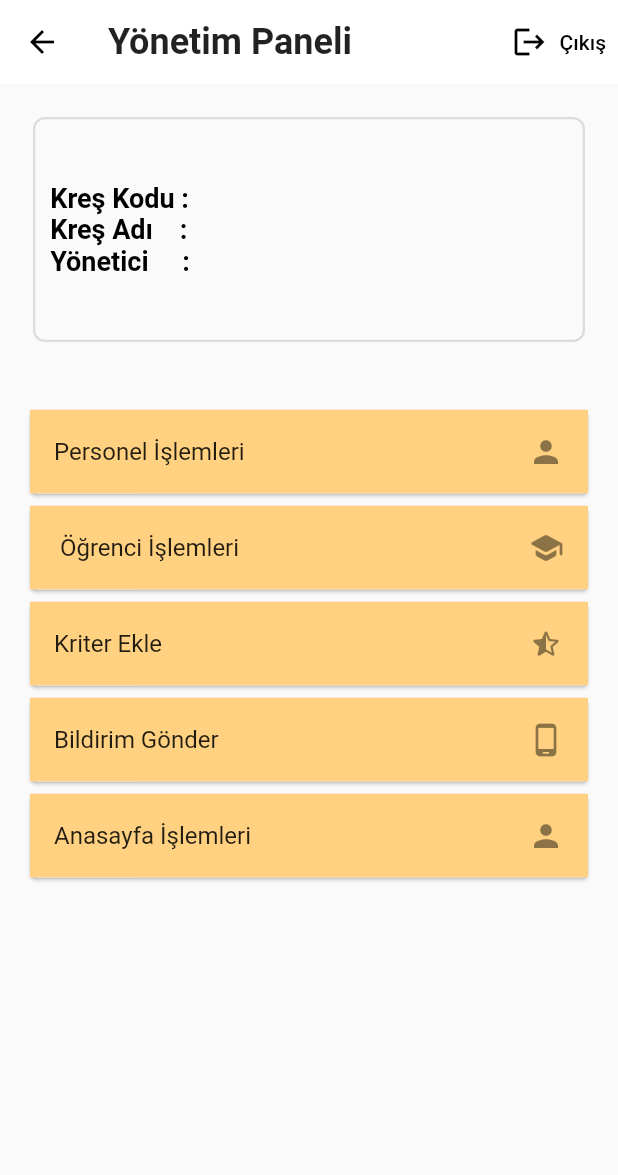
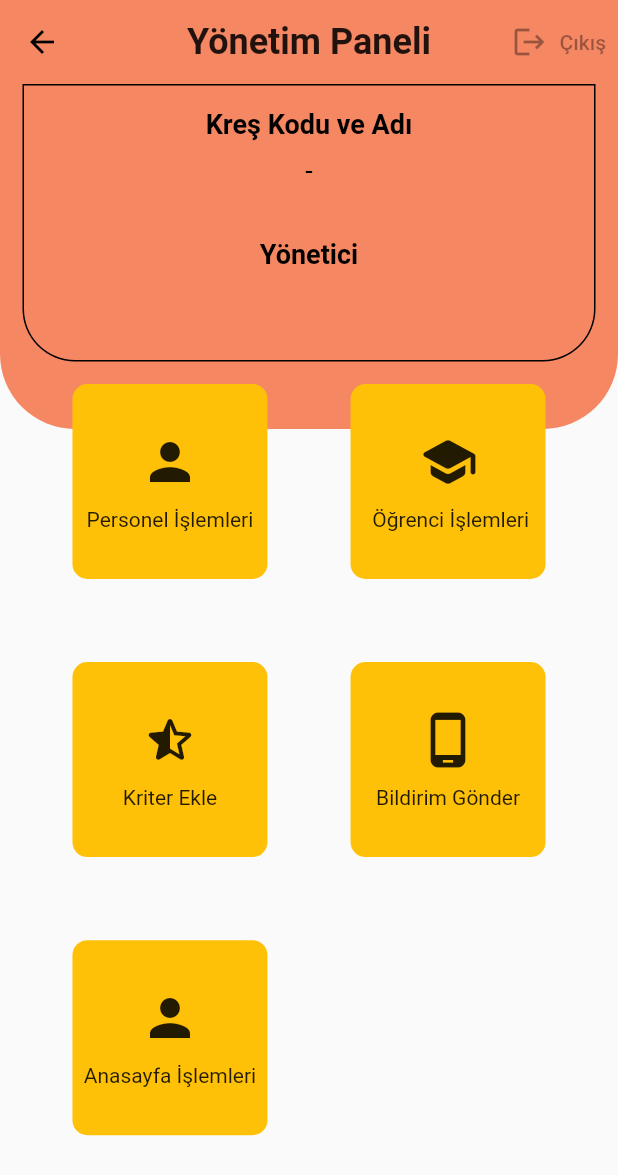
Before and after one commit to mrkaplan0/kresadmin, a Flutter app: the AdminSettings screen opened directly, on a phone screen of 412 x 824 dp. Shown: the top 1175 px of the screen. Run offline on Flutter 3.47's test engine with Material 2 defaults, Android fonts, the phone set to English and light mode, and no system bars; our stand-ins replace cloud_firestore, extended_image, firebase_auth, firebase_core, firebase_messaging, firebase_storage and 5 more; missing offline and left inert: image_editor_plus; accounts and stored records are empty.

```diff
--- a/lib/common_widget/image_widget.dart
+++ b/lib/common_widget/image_widget.dart
@@ -35,7 +35,7 @@ class ImageWidget extends StatelessWidget {
                     TextSpan(
                         text: student.veliAdiSoyadi!,
                         style: TextStyle(color: changeTextColor())),
-                    TextSpan(
+                    const TextSpan(
                         text: ' (Veli)',
                         style: TextStyle(color: Colors.grey, fontSize: 12))
                   ])),
--- a/lib/common_widget/menu_items.dart
+++ b/lib/common_widget/menu_items.dart
@@ -16,13 +16,30 @@ class MenuItems extends StatelessWidget {
 
   @override
   Widget build(BuildContext context) {
-    return Card(
-      child: ListTile(
-        tileColor: Colors.orangeAccent.shade100,
-        onTap: onPress,
-        title: Text(itemText),
-        trailing: Icon(icon),
-      ),
+    return Column(
+      children: [
+        GestureDetector(
+          child: Container(
+            width: 130,
+            height: 130,
+            decoration: const BoxDecoration(
+                color: Colors.amber,
+                borderRadius: BorderRadius.all(Radius.circular(10))),
+            child: Column(
+              mainAxisAlignment: MainAxisAlignment.center,
+              children: [
+                Icon(
+                  icon,
+                  size: 40,
+                ),
+                const SizedBox(height: 10),
+                Text(itemText)
+              ],
+            ),
+          ),
+          onTap: onPress,
+        )
+      ],
     );
   }
 }
--- a/lib/common_widget/student_profile_widget.dart
+++ b/lib/common_widget/student_profile_widget.dart
@@ -9,7 +9,7 @@ class StudentProfileWidget extends StatelessWidget {
 
   @override
   Widget build(BuildContext context) => Container(
-        decoration: BoxDecoration(
+        decoration: const BoxDecoration(
           // border: Border.all(color: Colors.orangeAccent.shade100),
           color: Colors.white,
           borderRadius: BorderRadius.all(Radius.circular(17)),
--- a/lib/homepage-admin/admin_settings.dart
+++ b/lib/homepage-admin/admin_settings.dart
@@ -22,6 +22,8 @@ class _AdminSettingsState extends State<AdminSettings> {
     final UserModel _userModel = Provider.of<UserModel>(context, listen: false);
     return Scaffold(
       appBar: AppBar(
+        backgroundColor: const Color(0xFFF68763),
+        centerTitle: true,
         title: Text(
           "Yönetim Paneli",
           style: Theme.of(context)
@@ -32,7 +34,7 @@ class _AdminSettingsState extends State<AdminSettings> {
         actions: [
           TextButton.icon(
             style: ButtonStyle(
-              foregroundColor: MaterialStateProperty.all(Colors.black),
+              foregroundColor: MaterialStateProperty.all(Colors.black38),
             ),
             onPressed: () => _cikisyap(context),
             icon: const Icon(Icons.logout),
@@ -41,16 +43,22 @@ class _AdminSettingsState extends State<AdminSettings> {
         ],
       ),
       resizeToAvoidBottomInset: true,
-      body: Padding(
-        padding: const EdgeInsets.all(kdefaultPadding),
-        child: SingleChildScrollView(
-          child: Column(
+      body: SafeArea(
+        child: SizedBox(
+          height: MediaQuery.of(context).size.height,
+          child: Stack(
             children: [
               infoKres(context, _userModel),
-              const SizedBox(
-                height: 35,
+              Positioned(
+                top: 200,
+                left: MediaQuery.of(context).size.width * 0.05,
+                right: MediaQuery.of(context).size.width * 0.05,
+                bottom: MediaQuery.of(context).size.height * 0.00001,
+                child: GridView(
+                  physics: const NeverScrollableScrollPhysics(),
+                  gridDelegate: const SliverGridDelegateWithFixedCrossAxisCount(
+                    crossAxisCount: 2,
                   ),
-              ListView(
                   shrinkWrap: true,
                   children: [
                     MenuItems(
@@ -86,7 +94,8 @@ class _AdminSettingsState extends State<AdminSettings> {
                         Navigator.push(
                             context,
                             MaterialPageRoute(
-                              builder: (context) => const SendNotification()));
+                                builder: (context) =>
+                                    const SendNotification()));
                       },
                       icon: Icons.phone_android_outlined,
                     ),
@@ -99,6 +108,7 @@ class _AdminSettingsState extends State<AdminSettings> {
                       icon: Icons.person,
                     ),
                   ],
+                ),
               )
             ],
           ),
@@ -109,72 +119,50 @@ class _AdminSettingsState extends State<AdminSettings> {
 
   Widget infoKres(BuildContext context, UserModel _userModel) {
     return Container(
-      padding: const EdgeInsets.all(10),
-      margin: const EdgeInsets.all(6),
-      height: 150,
+      padding: const EdgeInsets.only(left: 15, right: 15, bottom: 45),
+      height: 230,
       width: MediaQuery.of(context).size.width,
+      decoration: const BoxDecoration(
+          color: Color(0xFFF68763),
+          borderRadius: BorderRadius.vertical(bottom: Radius.circular(50))),
+      child: Container(
         decoration: BoxDecoration(
-          border: Border.all(color: Colors.black12, width: 1.5),
-          borderRadius: const BorderRadius.all(Radius.circular(8))),
+            border: Border.all(color: Colors.black),
+            borderRadius: const BorderRadius.only(
+                bottomLeft: Radius.circular(35),
+                bottomRight: Radius.circular(35))),
         child: Column(
-        mainAxisAlignment: MainAxisAlignment.center,
-        crossAxisAlignment: CrossAxisAlignment.start,
+          mainAxisAlignment: MainAxisAlignment.start,
+          // crossAxisAlignment: CrossAxisAlignment.start,
           children: [
-          RichText(
-            text: TextSpan(
-              text: "Kreş Kodu :   ",
-              children: [
-                TextSpan(
-                  text: "${_userModel.users!.kresCode}",
-                  style: const TextStyle(
-                      color: Colors.black,
-                      fontWeight: FontWeight.normal,
-                      fontSize: 18),
-                ),
-              ],
-              style: const TextStyle(
+            const SizedBox(height: 15),
+            const Text(
+              "Kreş Kodu ve Adı",
+              style: TextStyle(
                   color: Colors.black,
                   fontWeight: FontWeight.bold,
                   fontSize: 18),
             ),
+            const SizedBox(height: 10),
+            Text(
+              "${_userModel.users!.kresCode} - ${_userModel.users!.kresAdi}",
+              style: const TextStyle(color: Colors.black, fontSize: 18),
             ),
-          RichText(
-            text: TextSpan(
-              text: "Kreş Adı    :   ",
-              children: [
-                TextSpan(
-                  text: "${_userModel.users!.kresAdi}",
-                  style: const TextStyle(
-                      color: Colors.black,
-                      fontWeight: FontWeight.normal,
-                      fontSize: 18),
-                ),
-              ],
-              style: const TextStyle(
+            const SizedBox(height: 35),
+            const Text(
+              "Yönetici",
+              style: TextStyle(
                   color: Colors.black,
                   fontWeight: FontWeight.bold,
                   fontSize: 18),
             ),
-          ),
-          RichText(
-            text: TextSpan(
-              text: "Yönetici     :   ",
-              children: [
-                TextSpan(
-                  text: "${_userModel.users!.username}",
-                  style: const TextStyle(
-                      color: Colors.black,
-                      fontWeight: FontWeight.normal,
-                      fontSize: 18),
+            const SizedBox(height: 10),
+            Text(
+              "${_userModel.users!.username}",
+              style: const TextStyle(color: Colors.black, fontSize: 18),
             ),
           ],
-              style: const TextStyle(
-                  color: Colors.black,
-                  fontWeight: FontWeight.bold,
-                  fontSize: 18),
         ),
-          ),
-        ],
       ),
     );
   }
--- a/lib/homepage-admin/homepage_settings/home_settings.dart
+++ b/lib/homepage-admin/homepage_settings/home_settings.dart
@@ -28,7 +28,10 @@ class HomeSettings extends StatelessWidget {
         child: SingleChildScrollView(
           child: Column(
             children: [
-              ListView(
+              GridView(
+                gridDelegate: const SliverGridDelegateWithFixedCrossAxisCount(
+                  crossAxisCount: 2,
+                ),
                 shrinkWrap: true,
                 children: [
                   MenuItems(
--- a/lib/homepage-admin/personel_settings/personel_management.dart
+++ b/lib/homepage-admin/personel_settings/personel_management.dart
@@ -25,7 +25,10 @@ class PersonelManagement extends StatelessWidget {
         child: SingleChildScrollView(
           child: Column(
             children: [
-              ListView(
+              GridView(
+                gridDelegate: const SliverGridDelegateWithFixedCrossAxisCount(
+                  crossAxisCount: 2,
+                ),
                 shrinkWrap: true,
                 children: [
                   MenuItems(
--- a/lib/services/FirebaseAuthServices.dart
+++ b/lib/services/FirebaseAuthServices.dart
@@ -228,4 +228,10 @@ class FirebaseAuthService implements AuthBase {
     // TODO: implement sendNotificationToParent
     throw UnimplementedError();
   }
+
+  @override
+  Future<String> takeNewOgrID(String kresCode, String kresAdi) {
+    // TODO: implement takeNewOgrID
+    throw UnimplementedError();
+  }
 }
--- a/lib/services/base/auth_base.dart
+++ b/lib/services/base/auth_base.dart
@@ -17,7 +17,7 @@ abstract class AuthBase {
   Future<String> queryKresList(String kresCode);
 
   Future<bool> queryOgrID(String kresCode, String kresAdi, String ogrID);
-
+  Future<String> takeNewOgrID(String kresCode, String kresAdi);
   Future<bool> saveStudent(String kresCode, String kresAdi, Student student);
   Future<bool> deleteStudent(String kresCode, String kresAdi, Student student);
   Stream<List<Student>> getStudents(String kresCode, String kresAdi);
--- a/lib/services/base/database_base.dart
+++ b/lib/services/base/database_base.dart
@@ -9,6 +9,7 @@ abstract class DBBase {
   Future<bool> updateUser(MyUser user);
   Future<String> queryKresList(String kresCode);
   Future<bool> queryOgrID(String kresCode, String kresAdi, String ogrID);
+  Future<String> takeNewOgrID(String kresCode, String kresAdi);
   Future<bool> saveStudent(String kresCode, String kresAdi, Student student);
   Future<bool> deleteStudent(String kresCode, String kresAdi, Student student);
   Stream<List<Student>> getStudents(String kresCode, String kresAdi);
```
Also changed, not shown: lib/View_models/user_model.dart (+12 -0 lines), lib/homepage-admin/student_settings/add_Student.dart (+83 -60 lines), lib/homepage-admin/student_settings/student_list.dart (+26 -26 lines), lib/homepage-admin/student_settings/student_management.dart (+6 -3 lines), lib/homepage-admin/student_settings/student_page_for_visitor.dart (+26 -24 lines), lib/repository/user_repository.dart (+17 -5 lines), lib/services/firestore_db_service.dart (+22 -1 lines), 2 other files. Lines whose indentation alone changed are shown as unchanged.
